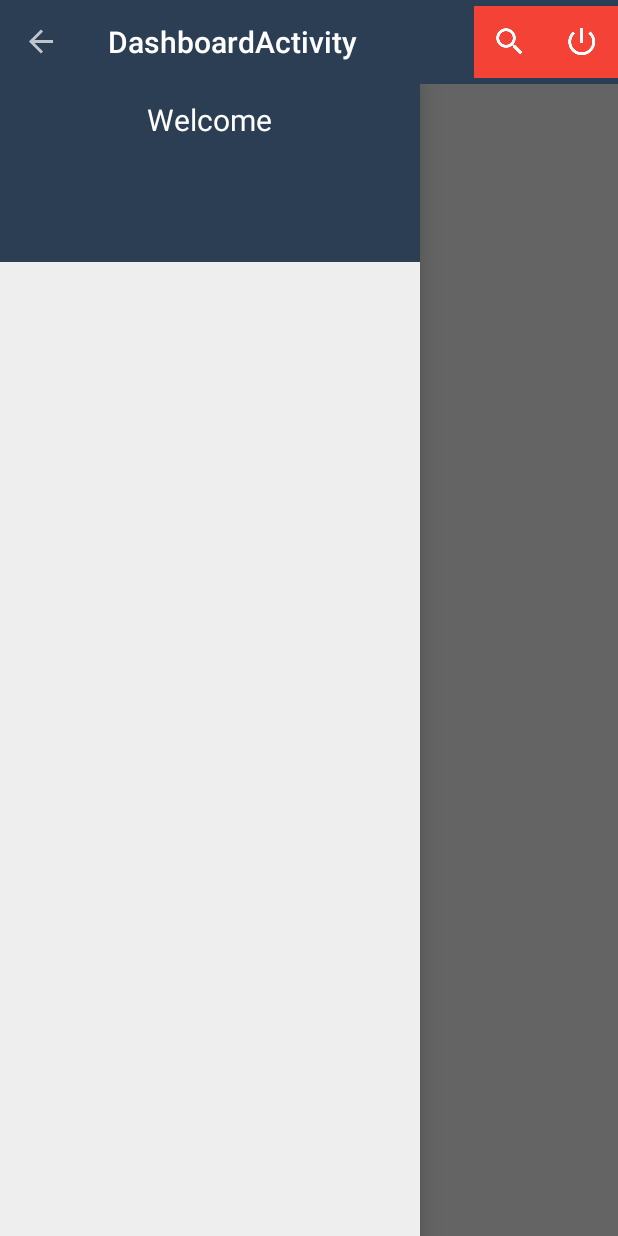
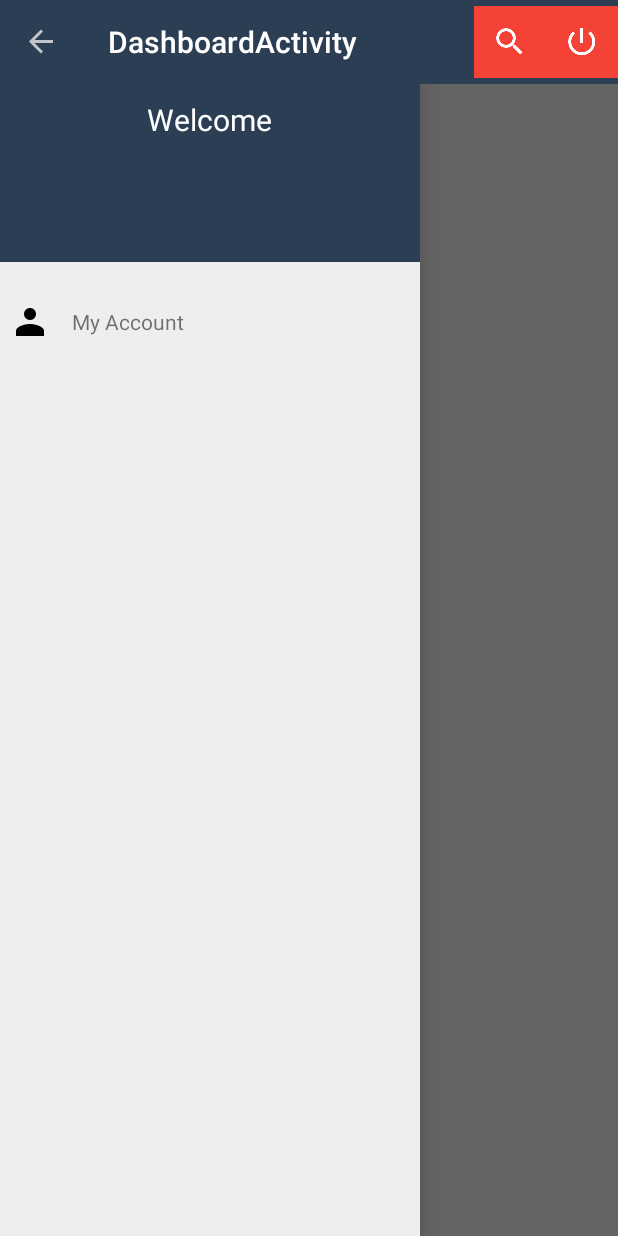
Before and after one commit to abnvanand/ECommerce, an Android app: the NavigationDrawerFragment screen opened directly, with no data from a screen before it, on a phone screen of 412 x 824 dp. Run offline under Robolectric (Android 15) with nearby library versions, the phone set to English and light mode, and no system bars; 1 statement that could not run was skipped.

Commit message:
Add recyclerView to nav drawer

```diff
--- /dev/null
+++ b/app/src/main/java/live/Abhinav/ecommerce/app/Information.java
@@ -0,0 +1,9 @@
+package live.Abhinav.ecommerce.app;
+
+/**
+ * Created by Abhinav on 6/12/2015.
+ */
+public class Information {
+    int iconId;
+    String title;
+}
--- /dev/null
+++ b/app/src/main/java/live/Abhinav/ecommerce/app/NavbarListAdapter.java
@@ -0,0 +1,58 @@
+package live.Abhinav.ecommerce.app;
+
+import android.content.Context;
+import android.support.v7.widget.RecyclerView;
+import android.view.LayoutInflater;
+import android.view.View;
+import android.view.ViewGroup;
+import android.widget.ImageView;
+import android.widget.TextView;
+
+import java.util.Collections;
+import java.util.List;
+import java.util.zip.Inflater;
+
+/**
+ * Created by Abhinav on 6/12/2015.
+ */
+public class NavbarListAdapter extends RecyclerView.Adapter<NavbarListAdapter.MyViewHolder> {
+
+    private LayoutInflater inflater;
+    List<Information> data = Collections.emptyList();
+
+    public NavbarListAdapter(Context context, List<Information> data) {
+        inflater = LayoutInflater.from(context);
+        this.data = data;
+    }
+
+    @Override
+    public MyViewHolder onCreateViewHolder(ViewGroup parent, int viewType) {
+        View view = inflater.inflate(R.layout.custom_row, parent, false);
+        MyViewHolder holder = new MyViewHolder(view);
+        return holder;
+    }
+
+    @Override
+    public void onBindViewHolder(MyViewHolder holder, int position) {
+        Information current=data.get(position);
+        holder.title.setText(current.title);
+        holder.icon.setImageResource(current.iconId);
+    }
+
+    @Override
+    public int getItemCount() {
+        return data.size();
+    }
+
+    class MyViewHolder extends RecyclerView.ViewHolder {
+        TextView title;
+        ImageView icon;
+
+        public MyViewHolder(View itemView) {
+            super(itemView);
+            title = (TextView) itemView.findViewById(R.id.listText);
+            icon = (ImageView) itemView.findViewById(R.id.listIcon);
+
+        }
+    }
+}
--- a/app/src/main/java/live/Abhinav/ecommerce/app/NavigationDrawerFragment.java
+++ b/app/src/main/java/live/Abhinav/ecommerce/app/NavigationDrawerFragment.java
@@ -2,17 +2,20 @@ package live.Abhinav.ecommerce.app;
 
 import android.content.Context;
 import android.content.SharedPreferences;
-import android.net.Uri;
 import android.os.Bundle;
 import android.support.v4.app.Fragment;
 import android.support.v4.widget.DrawerLayout;
 import android.support.v7.app.ActionBarDrawerToggle;
+import android.support.v7.widget.LinearLayoutManager;
+import android.support.v7.widget.RecyclerView;
 import android.support.v7.widget.Toolbar;
+import android.util.Log;
 import android.view.LayoutInflater;
 import android.view.View;
 import android.view.ViewGroup;
 
-import java.security.PrivateKey;
+import java.util.ArrayList;
+import java.util.List;
 
 
 /**
@@ -25,6 +28,9 @@ public class NavigationDrawerFragment extends Fragment {
     private ActionBarDrawerToggle mDrawerToggle;
     private DrawerLayout mDrawerLayout;
     private View containerView;
+    private RecyclerView recyclerView;
+
+    private NavbarListAdapter adapter;
     //
     private boolean mUserLearnedDrawer;
     private boolean mFromSavedInstanceState;
@@ -47,7 +53,26 @@ public class NavigationDrawerFragment extends Fragment {
     public View onCreateView(LayoutInflater inflater, ViewGroup container,
                              Bundle savedInstanceState) {
         // Inflate the layout for this fragment
-        return inflater.inflate(R.layout.fragment_navigation_drawer, container, false);
+        View layout = inflater.inflate(R.layout.fragment_navigation_drawer, container, false);
+        recyclerView = (RecyclerView) layout.findViewById(R.id.drawerList);
+        adapter=new NavbarListAdapter(getActivity(), getData());
+        recyclerView.setAdapter(adapter);
+        recyclerView.setLayoutManager(new LinearLayoutManager(getActivity()));
+        return layout;
+    }
+
+    public static List<Information> getData() {
+        List<Information> data = new ArrayList<Information>();
+        int[] icons = {R.drawable.ic_person_drawer, R.drawable.ic_settings_drawer};
+        String[] titles = {"My Account", "Settings"};
+        for (int i = 0; i < titles.length && i < icons.length; i++) {
+            Information current = new Information();
+            current.iconId = icons[i];
+            current.title = titles[i];
+            data.add(current);
+        }
+
+        return data;
     }
 
     /**
--- a/app/src/main/res/layout/activity_dashboard_nav_below.xml
+++ b/app/src/main/res/layout/activity_dashboard_nav_below.xml
@@ -23,6 +23,7 @@
                 android:layout_width="wrap_content"
                 android:layout_height="wrap_content"
                 android:text="Hello Batman"/>
+
         </FrameLayout>
 
         <fragment
@@ -33,7 +34,9 @@
             android:name="live.Abhinav.ecommerce.app.NavigationDrawerFragment"
             tools:layout="@layout/fragment_navigation_drawer">
 
+
             <LinearLayout
+                android:id="@+id/containerLayout"
                 android:layout_width="fill_parent"
                 android:layout_height="wrap_content"
                 android:paddingTop="10dp"
--- /dev/null
+++ b/app/src/main/res/layout/custom_row.xml
@@ -0,0 +1,24 @@
+<?xml version="1.0" encoding="utf-8"?>
+<LinearLayout xmlns:android="http://schemas.android.com/apk/res/android"
+              android:orientation="horizontal"
+              android:layout_width="match_parent"
+              android:layout_height="match_parent">
+
+    <ImageView
+        android:id="@+id/listIcon"
+        android:padding="8dp"
+        android:layout_width="wrap_content"
+        android:layout_height="wrap_content"
+        android:layout_gravity="center_vertical"
+        android:src="@drawable/ic_person_drawer"
+        />
+
+    <TextView
+        android:id="@+id/listText"
+        android:padding="8dp"
+        android:layout_width="wrap_content"
+        android:layout_height="wrap_content"
+        android:layout_gravity="center_vertical"
+
+        android:text="Dummy Text"/>
+</LinearLayout>
--- a/app/src/main/res/layout/fragment_navigation_drawer.xml
+++ b/app/src/main/res/layout/fragment_navigation_drawer.xml
@@ -1,9 +1,17 @@
 <RelativeLayout xmlns:android="http://schemas.android.com/apk/res/android"
-             xmlns:tools="http://schemas.android.com/tools"
-             android:layout_width="match_parent"
-             android:layout_height="match_parent"
-                android:background="#eee"
-             tools:context="live.Abhinav.materialapp.app.NavigationDrawerFragment">
+              xmlns:tools="http://schemas.android.com/tools"
+              android:layout_width="match_parent"
+              android:layout_height="match_parent"
+              android:background="#eee"
+              tools:context="live.Abhinav.materialapp.app.NavigationDrawerFragment">
 
+    <android.support.v7.widget.RecyclerView
+        android:id="@+id/drawerList"
+        android:layout_below="@+id/containerLayout"
+        android:layout_width="match_parent"
+        android:layout_height="wrap_content"
+        >
+
+    </android.support.v7.widget.RecyclerView>
 
 </RelativeLayout>
```
Also changed, not shown: app/src/main/res/drawable-hdpi/ic_person_drawer.png (added), app/src/main/res/drawable-hdpi/ic_settings_drawer.png (added), app/src/main/res/drawable-mdpi/ic_person_drawer.png (added), app/src/main/res/drawable-mdpi/ic_settings_drawer.png (added), app/src/main/res/drawable-xhdpi/ic_person_drawer.png (added), app/src/main/res/drawable-xhdpi/ic_settings_drawer.png (added), app/src/main/res/drawable-xxhdpi/ic_person_drawer.png (added), app/src/main/res/drawable-xxhdpi/ic_settings_drawer.png (added), app/src/main/res/drawable-xxxhdpi/ic_person_drawer.png (added), app/src/main/res/drawable-xxxhdpi/ic_settings_drawer.png (added).
